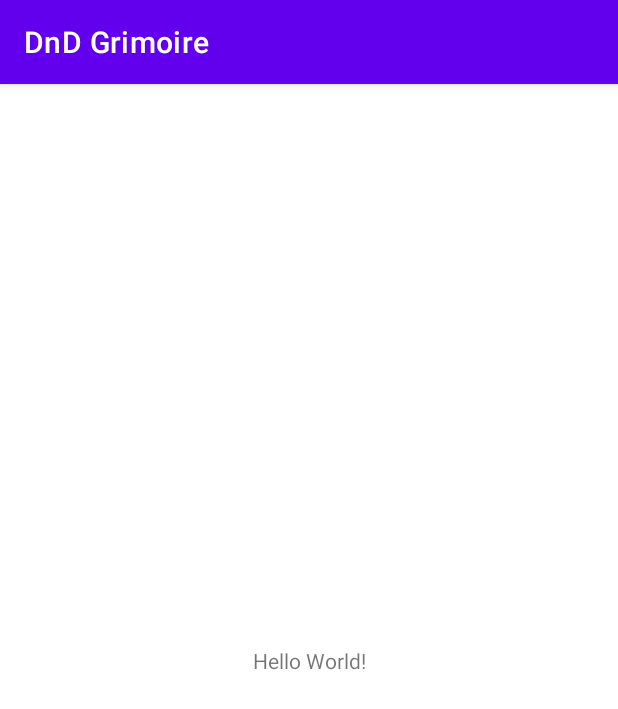
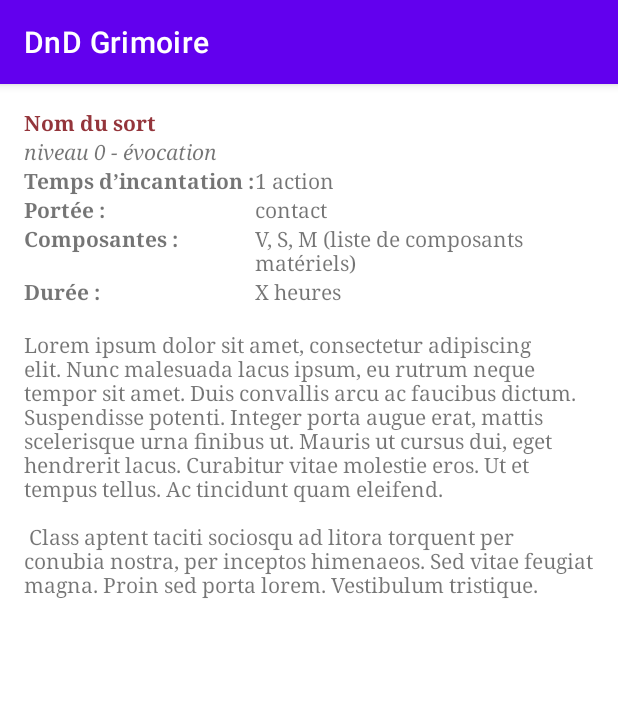
Before and after one commit to AdrienJarretier/DnD-Grimoire, an Android app: the screen it shows after launch (MainActivity), on a phone screen of 412 x 824 dp. Shown: the top 709 px of the screen. Run offline under Robolectric (Android 15) with nearby library versions, the phone set to English and light mode, and no system bars.

Commit message:
display an example of spell card

```diff
--- a/app/src/main/java/com/example/dndgrimoire/MainActivity.kt
+++ b/app/src/main/java/com/example/dndgrimoire/MainActivity.kt
@@ -1,11 +1,26 @@
 package com.example.dndgrimoire
 
+import android.os.Bundle
+import android.util.Log
+import android.widget.TextView
 import androidx.appcompat.app.AppCompatActivity
-import android.os.Bundle
+
 
 class MainActivity : AppCompatActivity() {
     override fun onCreate(savedInstanceState: Bundle?) {
         super.onCreate(savedInstanceState)
+
         setContentView(R.layout.activity_main)
+
+        val subtitle = getString(R.string.subtitle)
+        val levelValue = resources.getInteger(R.integer.level_value)
+
+        Log.d(levelValue.toString(), levelValue.toString())
+
+        val magicSchool = getString(R.string.magic_school)
+
+        val subtitleTextView = findViewById<TextView>(R.id.subtitle)
+        subtitleTextView.text = String.format(subtitle, levelValue, magicSchool)
+
     }
 }
--- a/app/src/main/res/layout/activity_main.xml
+++ b/app/src/main/res/layout/activity_main.xml
@@ -6,13 +6,130 @@
     android:layout_height="match_parent"
     tools:context=".MainActivity">
 
+    <TableLayout
+        android:id="@+id/tableLayout"
+        android:layout_width="match_parent"
+        android:layout_height="wrap_content"
+        android:shrinkColumns="1"
+        android:layout_marginStart="16dp"
+        android:layout_marginTop="16dp"
+        android:layout_marginEnd="16dp"
+        app:layout_constraintEnd_toEndOf="parent"
+        app:layout_constraintStart_toStartOf="parent"
+        app:layout_constraintTop_toTopOf="parent">
+
+        <TableRow
+            android:layout_width="match_parent"
+            android:layout_height="match_parent">
+
+            <TextView
+                android:id="@+id/textView3"
+                android:layout_width="match_parent"
+                android:layout_height="wrap_content"
+                android:fontFamily="serif"
+                android:text="@string/spell_name"
+                android:textAllCaps="false"
+                android:textColor="#94353B"
+                android:textStyle="bold" />
+        </TableRow>
+
+        <TableRow
+            android:layout_width="match_parent"
+            android:layout_height="match_parent">
+
+            <TextView
+                android:id="@+id/subtitle"
+                android:layout_width="match_parent"
+                android:layout_height="wrap_content"
+                android:text="@string/subtitle"
+                android:textStyle="italic" />
+
+        </TableRow>
+
+        <TableRow
+            android:layout_width="match_parent"
+            android:layout_height="match_parent">
+
+            <TextView
+                android:id="@+id/textView5"
+                android:layout_width="match_parent"
+                android:layout_height="wrap_content"
+                android:text="@string/cast_time_label"
+                android:textStyle="bold" />
+
+            <TextView
+                android:id="@+id/textView6"
+                android:layout_width="match_parent"
+                android:layout_height="wrap_content"
+                android:text="@string/cast_time_value" />
+        </TableRow>
+
+        <TableRow
+            android:layout_width="match_parent"
+            android:layout_height="match_parent">
+
+            <TextView
+                android:id="@+id/rangeLabel"
+                android:layout_width="match_parent"
+                android:layout_height="wrap_content"
+                android:text="@string/range_label"
+                android:textStyle="bold" />
+
+            <TextView
+                android:id="@+id/rangeValue"
+                android:layout_width="wrap_content"
+                android:layout_height="wrap_content"
+                android:text="@string/range_value" />
+        </TableRow>
+
+        <TableRow
+            android:layout_width="wrap_content"
+            android:layout_height="wrap_content">
+
+            <TextView
+                android:id="@+id/componentsLabel"
+                android:layout_width="match_parent"
+                android:layout_height="wrap_content"
+                android:text="@string/components_label"
+                android:textStyle="bold" />
+
+            <TextView
+                android:id="@+id/componentsValue"
+                android:layout_width="wrap_content"
+                android:layout_height="wrap_content"
+                android:text="@string/components_value" />
+        </TableRow>
+
+        <TableRow
+            android:layout_width="match_parent"
+            android:layout_height="match_parent">
+
+            <TextView
+                android:id="@+id/durationLabel"
+                android:layout_width="wrap_content"
+                android:layout_height="wrap_content"
+                android:text="@string/duration_label"
+                android:textStyle="bold" />
+
+            <TextView
+                android:id="@+id/durationValue"
+                android:layout_width="match_parent"
+                android:layout_height="wrap_content"
+                android:text="@string/duration_value" />
+        </TableRow>
+
+    </TableLayout>
+
     <TextView
-        android:layout_width="wrap_content"
+        android:id="@+id/description"
+        android:layout_width="0dp"
         android:layout_height="wrap_content"
-        android:text="Hello World!"
-        app:layout_constraintBottom_toBottomOf="parent"
-        app:layout_constraintLeft_toLeftOf="parent"
-        app:layout_constraintRight_toRightOf="parent"
-        app:layout_constraintTop_toTopOf="parent" />
+        android:layout_marginStart="16dp"
+        android:layout_marginTop="16dp"
+        android:layout_marginEnd="16dp"
+        android:text="@string/description"
+        app:layout_constraintEnd_toEndOf="parent"
+        app:layout_constraintStart_toStartOf="parent"
+        app:layout_constraintTop_toBottomOf="@+id/tableLayout" />
 
 </androidx.constraintlayout.widget.ConstraintLayout>
--- /dev/null
+++ b/app/src/main/res/values/integers.xml
@@ -0,0 +1,4 @@
+<?xml version="1.0" encoding="utf-8"?>
+<resources>
+    <integer name="level_value">0</integer>
+</resources>
--- a/app/src/main/res/values/strings.xml
+++ b/app/src/main/res/values/strings.xml
@@ -1,3 +1,20 @@
 <resources>
     <string name="app_name">DnD Grimoire</string>
+    <string name="spell_name">Nom du sort</string>
+    <string name="subtitle">niveau %d - %s</string>
+    <string name="magic_school">évocation</string>
+    <string name="cast_time_label">Temps d’incantation : </string>
+    <string name="cast_time_value">1 action</string>
+    <string name="range_label">Portée : </string>
+    <string name="range_value">contact</string>
+    <string name="components_label">Composantes : </string>
+    <string name="components_value">V, S, M (liste de composants matériels)</string>
+    <string name="duration_label">Durée : </string>
+    <string name="duration_value">X heures</string>
+    <string name="description">
+        Lorem ipsum dolor sit amet, consectetur adipiscing elit. Nunc malesuada lacus ipsum, eu rutrum neque tempor sit amet. Duis convallis arcu ac faucibus dictum. Suspendisse potenti. Integer porta augue erat, mattis scelerisque urna finibus ut. Mauris ut cursus dui, eget hendrerit lacus. Curabitur vitae molestie eros. Ut et tempus tellus.
+        Ac tincidunt quam eleifend.
+        \n\n
+        Class aptent taciti sociosqu ad litora torquent per conubia nostra, per inceptos himenaeos. Sed vitae feugiat magna. Proin sed porta lorem. Vestibulum tristique.
+    </string>
 </resources>
--- a/app/src/main/res/values/themes.xml
+++ b/app/src/main/res/values/themes.xml
@@ -12,5 +12,6 @@
         <!-- Status bar color. -->
         <item name="android:statusBarColor" tools:targetApi="l">?attr/colorPrimaryVariant</item>
         <!-- Customize your theme here. -->
+        <item name="fontFamily">serif</item>
     </style>
 </resources>
```
